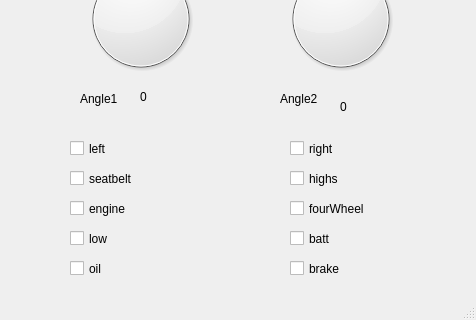
The window that Cluster/sim.ui (walked22/Stacy) describes before a commit, drawn with Qt 5; both pictures show x 0 to 476 and y 422 to 742 of the 476 by 742 pixel window.
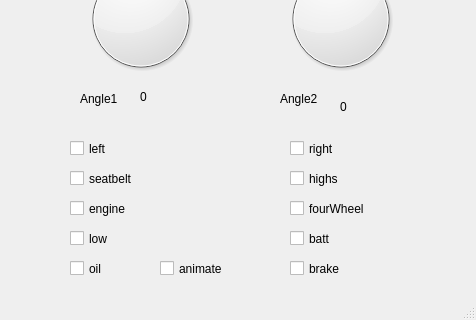
The same window after the commit.

```diff
--- a/Cluster/sim.ui
+++ b/Cluster/sim.ui
@@ -384,6 +384,19 @@
      <string>batt</string>
     </property>
    </widget>
+   <widget class="QCheckBox" name="animate">
+    <property name="geometry">
+     <rect>
+      <x>160</x>
+      <y>680</y>
+      <width>93</width>
+      <height>21</height>
+     </rect>
+    </property>
+    <property name="text">
+     <string>animate</string>
+    </property>
+   </widget>
   </widget>
   <widget class="QStatusBar" name="statusbar"/>
  </widget>
```
